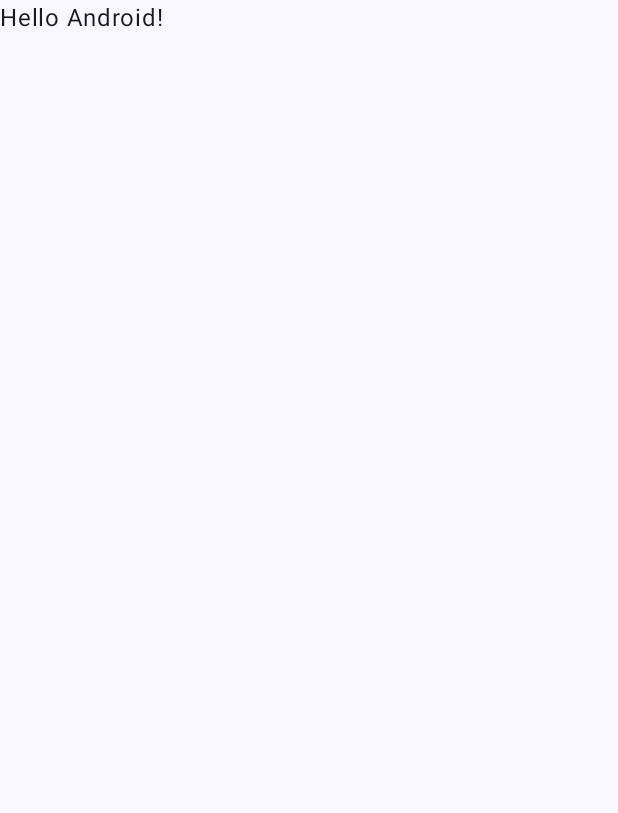
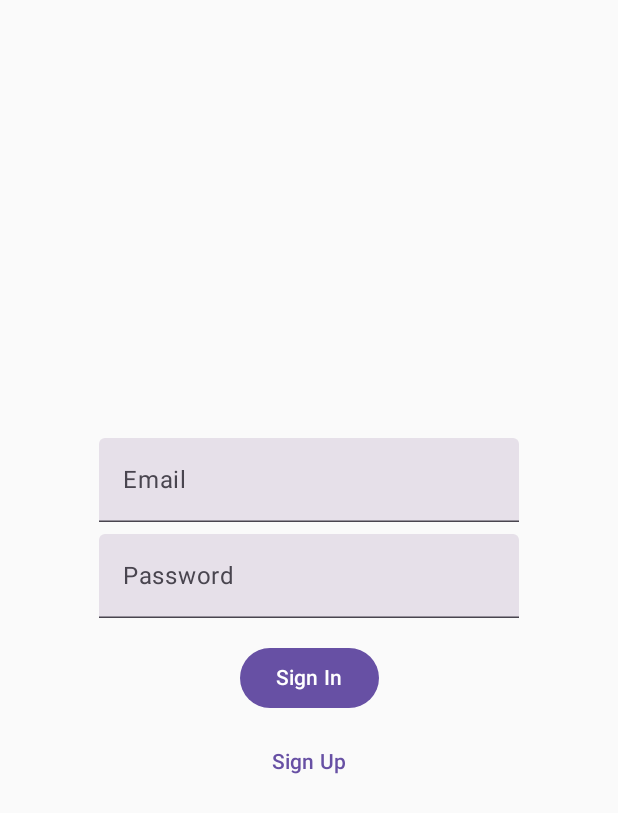
Before and after one commit to SGDTNQZ/Android-Pet-poject, an Android app built with Jetpack Compose: the screen it shows after launch (MainActivity), on a phone screen of 412 x 824 dp. Before the commit the part shown is almost empty. Shown: the top 813 px of the screen. Run offline under Robolectric (Android 15) with nearby library versions, the phone set to English and light mode, and no system bars; our stand-ins replace Firebase (no records; nobody signed in at launch, a user with empty details on screens opened directly).

Commit message:
first commit

```diff
--- a/app/src/main/java/com/littlelemon/petproject/MainActivity.kt
+++ b/app/src/main/java/com/littlelemon/petproject/MainActivity.kt
@@ -1,47 +1,64 @@
 package com.littlelemon.petproject
 
+import SignInScreen
 import android.os.Bundle
 import androidx.activity.ComponentActivity
 import androidx.activity.compose.setContent
-import androidx.activity.enableEdgeToEdge
-import androidx.compose.foundation.layout.fillMaxSize
-import androidx.compose.foundation.layout.padding
-import androidx.compose.material3.Scaffold
-import androidx.compose.material3.Text
 import androidx.compose.runtime.Composable
-import androidx.compose.ui.Modifier
-import androidx.compose.ui.tooling.preview.Preview
-import com.littlelemon.petproject.ui.theme.PetProjectTheme
+import androidx.compose.runtime.getValue
+import androidx.compose.runtime.mutableStateOf
+import androidx.compose.runtime.remember
+import androidx.compose.runtime.setValue
+import com.google.firebase.auth.ktx.auth
+import com.google.firebase.ktx.Firebase
 
 class MainActivity : ComponentActivity() {
+
+    private val auth = Firebase.auth
+
     override fun onCreate(savedInstanceState: Bundle?) {
         super.onCreate(savedInstanceState)
-        enableEdgeToEdge()
         setContent {
-            PetProjectTheme {
-                Scaffold(modifier = Modifier.fillMaxSize()) { innerPadding ->
-                    Greeting(
-                        name = "Android",
-                        modifier = Modifier.padding(innerPadding)
-                    )
+            MyApp()
+        }
+    }
+
+    @Composable
+    fun MyApp() {
+        var showSignInScreen by remember { mutableStateOf(true) }
+
+        if (showSignInScreen) {
+            SignInScreen(
+                onSignIn = { email, password ->
+                    auth.signInWithEmailAndPassword(email, password)
+                        .addOnCompleteListener(this) { task ->
+                            if (task.isSuccessful) {
+                                // Sign-in successful
+                            } else {
+                                // Sign-in failed
+                            }
+                        }
+                },
+                onNavigateToSignUp = {
+                    showSignInScreen = false
                 }
-            }
+            )
+        } else {
+            SignUpScreen(
+                onSignUp = { email, password ->
+                    auth.createUserWithEmailAndPassword(email, password)
+                        .addOnCompleteListener(this) { task ->
+                            if (task.isSuccessful) {
+                                // Sign-up successful
+                            } else {
+                                // Sign-up failed
+                            }
+                        }
+                },
+                onNavigateToSignIn = {
+                    showSignInScreen = true
+                }
+            )
         }
     }
 }
-
-@Composable
-fun Greeting(name: String, modifier: Modifier = Modifier) {
-    Text(
-        text = "Hello $name!",
-        modifier = modifier
-    )
-}
-
-@Preview(showBackground = true)
-@Composable
-fun GreetingPreview() {
-    PetProjectTheme {
-        Greeting("Android")
-    }
-}
--- /dev/null
+++ b/app/src/main/java/com/littlelemon/petproject/SignInScreen.kt
@@ -0,0 +1,60 @@
+import androidx.compose.foundation.layout.*
+import androidx.compose.material.*
+import androidx.compose.material3.Button
+import androidx.compose.material3.Text
+import androidx.compose.material3.TextButton
+import androidx.compose.material3.TextField
+import androidx.compose.runtime.*
+import androidx.compose.ui.Alignment
+import androidx.compose.ui.Modifier
+import androidx.compose.ui.text.input.PasswordVisualTransformation
+import androidx.compose.ui.tooling.preview.Preview
+import androidx.compose.ui.unit.dp
+
+@Composable
+fun SignInScreen(onSignIn: (String, String) -> Unit, onNavigateToSignUp: () -> Unit) {
+    var email by remember { mutableStateOf("") }
+    var password by remember { mutableStateOf("") }
+
+    Column(
+        modifier = Modifier
+            .fillMaxSize()
+            .padding(16.dp),
+        horizontalAlignment = Alignment.CenterHorizontally,
+        verticalArrangement = Arrangement.Center
+    ) {
+        TextField(
+            value = email,
+            onValueChange = { email = it },
+            placeholder = { Text("Email") }
+        )
+
+        Spacer(modifier = Modifier.height(8.dp))
+
+        TextField(
+            value = password,
+            onValueChange = { password = it },
+            placeholder = { Text("Password") },
+            visualTransformation = PasswordVisualTransformation()
+        )
+
+        Spacer(modifier = Modifier
+            .height(16.dp))
+
+        Button(onClick = { onSignIn(email, password) }) {
+            Text("Sign In")
+        }
+
+        Spacer(modifier = Modifier.height(8.dp))
+
+        TextButton(onClick = onNavigateToSignUp) {
+            Text("Sign Up")
+        }
+    }
+}
+
+@Preview(showBackground = true)
+@Composable
+fun SignInScreenPreview() {
+    SignInScreen(onSignIn = { _, _ -> }, onNavigateToSignUp = {})
+}
--- a/build.gradle.kts
+++ b/build.gradle.kts
@@ -3,4 +3,5 @@ plugins {
     alias(libs.plugins.android.application) apply false
     alias(libs.plugins.jetbrains.kotlin.android) apply false
     id("com.google.gms.google-services") version "4.4.2" apply false
+//    id("org.jetbrains.kotlin.kapt") version "{{ site.data.releases.latest.version }}"
 }
--- a/gradle/libs.versions.toml
+++ b/gradle/libs.versions.toml
@@ -8,6 +8,7 @@ espressoCore = "3.5.1"
 lifecycleRuntimeKtx = "2.6.1"
 activityCompose = "1.8.0"
 composeBom = "2024.04.01"
+firebaseAuthKtx = "23.0.0"
 
 [libraries]
 androidx-core-ktx = { group = "androidx.core", name = "core-ktx", version.ref = "coreKtx" }
@@ -24,6 +25,7 @@ androidx-ui-tooling-preview = { group = "androidx.compose.ui", name = "ui-toolin
 androidx-ui-test-manifest = { group = "androidx.compose.ui", name = "ui-test-manifest" }
 androidx-ui-test-junit4 = { group = "androidx.compose.ui", name = "ui-test-junit4" }
 androidx-material3 = { group = "androidx.compose.material3", name = "material3" }
+firebase-auth-ktx = { group = "com.google.firebase", name = "firebase-auth-ktx", version.ref = "firebaseAuthKtx" }
 
 [plugins]
 android-application = { id = "com.android.application", version.ref = "agp" }
```
Also changed, not shown: app/build.gradle.kts (+13 -1 lines), app/src/main/java/com/littlelemon/petproject/HomeScreen.kt (added, +89 -0 lines), app/src/main/java/com/littlelemon/petproject/SignUpScreen.kt (added, +67 -0 lines).
